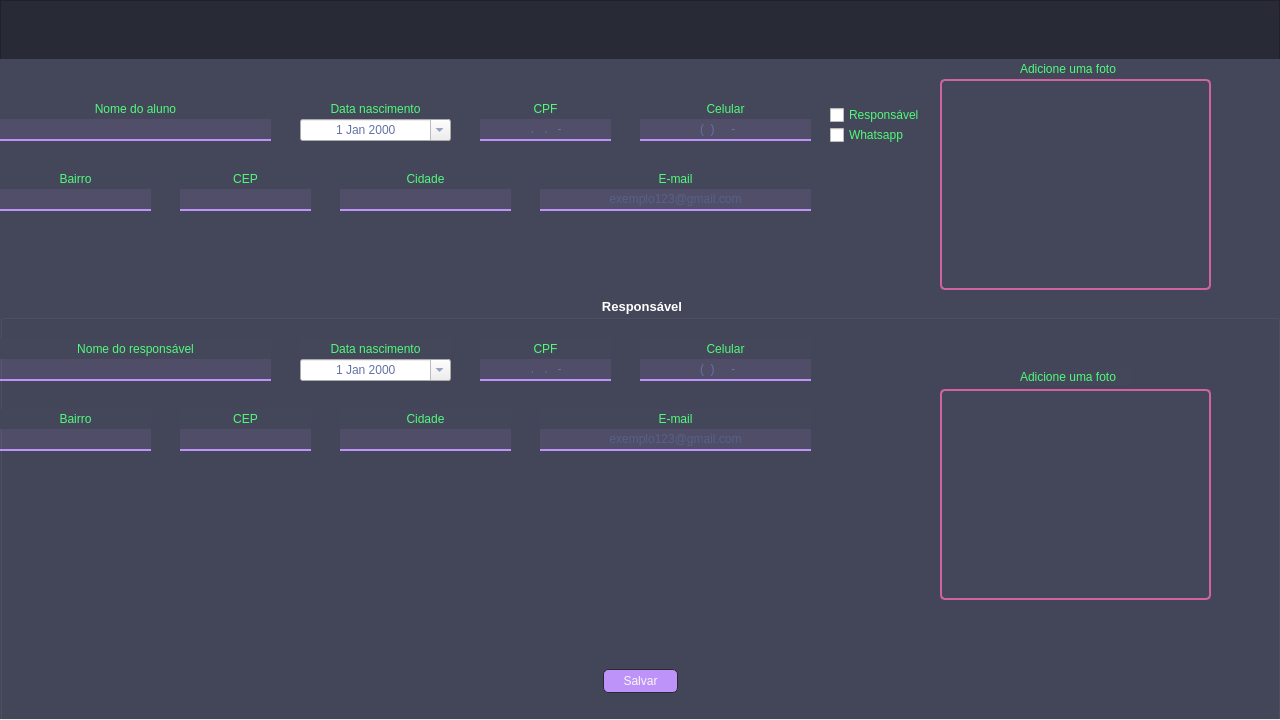
Qt form src/ui/aluno.ui (Vi-n1/VGymSystem) before a commit.
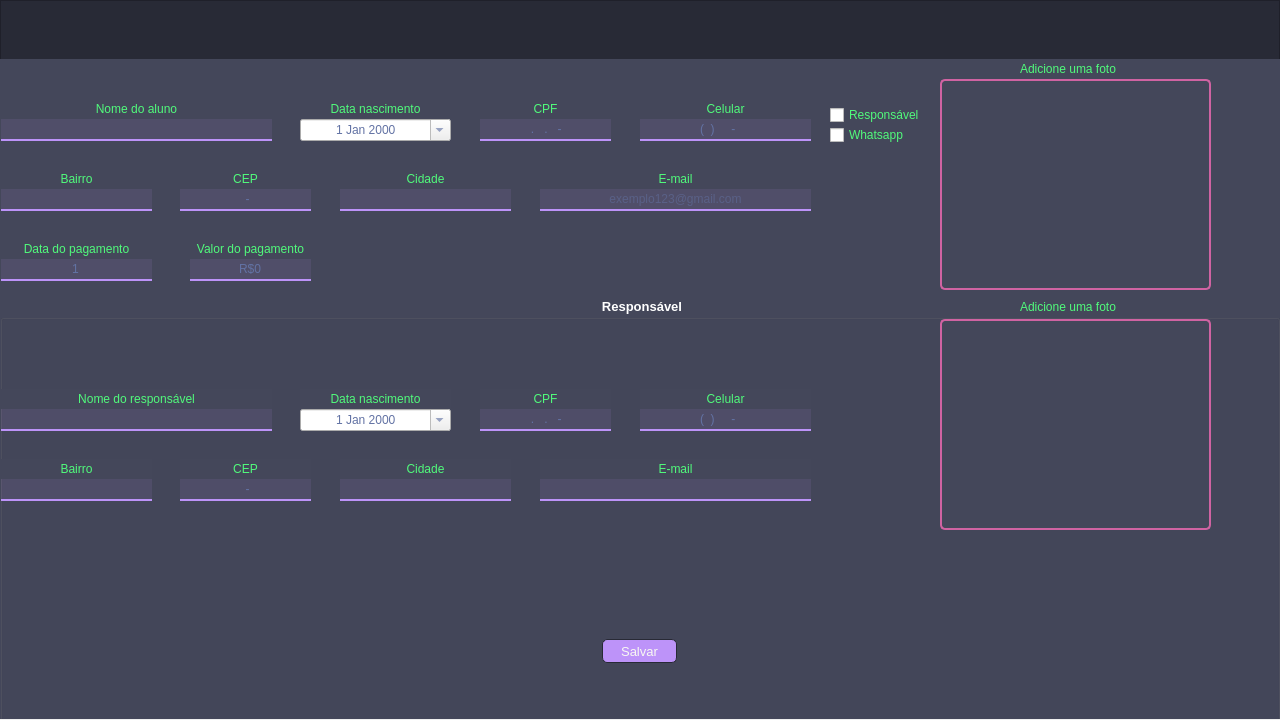
The same form after that commit. The open tabs and pages were chosen to show the change. Icons and pictures are not drawn.

```diff
--- a/src/ui/aluno.ui
+++ b/src/ui/aluno.ui
@@ -261,7 +261,7 @@
 	border: 2px solid rgb(40, 42, 54);
 	background-color: rgb(173, 82, 135);
 }
-QLineEdit{
+QLineEdit, QSpinBox{
 	font: 700 10pt &quot;Arial&quot;;
 	color: rgb(98, 114, 164);
 	border: none;
@@ -384,7 +384,7 @@
       <widget class="QLabel" name="label">
        <property name="geometry">
         <rect>
-         <x>0</x>
+         <x>1</x>
          <y>40</y>
          <width>271</width>
          <height>20</height>
@@ -400,7 +400,7 @@
       <widget class="QLineEdit" name="le_nome_aluno">
        <property name="geometry">
         <rect>
-         <x>0</x>
+         <x>1</x>
          <y>60</y>
          <width>271</width>
          <height>22</height>
@@ -604,7 +604,7 @@
       <widget class="QLabel" name="label_7">
        <property name="geometry">
         <rect>
-         <x>0</x>
+         <x>1</x>
          <y>110</y>
          <width>151</width>
          <height>20</height>
@@ -620,7 +620,7 @@
       <widget class="QLineEdit" name="le_bairro_aluno">
        <property name="geometry">
         <rect>
-         <x>0</x>
+         <x>1</x>
          <y>130</y>
          <width>151</width>
          <height>22</height>
@@ -656,7 +656,7 @@
         </rect>
        </property>
        <property name="inputMask">
-        <string>99999999</string>
+        <string>99999-999</string>
        </property>
        <property name="alignment">
         <set>Qt::AlignCenter</set>
@@ -729,7 +729,7 @@
          <x>0</x>
          <y>240</y>
          <width>1280</width>
-         <height>421</height>
+         <height>422</height>
         </rect>
        </property>
        <property name="font">
@@ -756,8 +756,8 @@
        <widget class="QLabel" name="label_11">
         <property name="geometry">
          <rect>
-          <x>0</x>
-          <y>40</y>
+          <x>1</x>
+          <y>90</y>
           <width>271</width>
           <height>20</height>
          </rect>
@@ -773,7 +773,7 @@
         <property name="geometry">
          <rect>
           <x>300</x>
-          <y>40</y>
+          <y>90</y>
           <width>151</width>
           <height>20</height>
          </rect>
@@ -789,7 +789,7 @@
         <property name="geometry">
          <rect>
           <x>480</x>
-          <y>40</y>
+          <y>90</y>
           <width>131</width>
           <height>20</height>
          </rect>
@@ -805,7 +805,7 @@
         <property name="geometry">
          <rect>
           <x>640</x>
-          <y>40</y>
+          <y>90</y>
           <width>171</width>
           <height>20</height>
          </rect>
@@ -817,27 +817,11 @@
          <set>Qt::AlignCenter</set>
         </property>
        </widget>
-       <widget class="QLineEdit" name="le_nome_responsavel">
-        <property name="enabled">
-         <bool>true</bool>
-        </property>
-        <property name="geometry">
-         <rect>
-          <x>0</x>
-          <y>60</y>
-          <width>271</width>
-          <height>22</height>
-         </rect>
-        </property>
-        <property name="alignment">
-         <set>Qt::AlignCenter</set>
-        </property>
-       </widget>
        <widget class="QLabel" name="label_16">
         <property name="geometry">
          <rect>
-          <x>0</x>
-          <y>110</y>
+          <x>1</x>
+          <y>160</y>
           <width>151</width>
           <height>20</height>
          </rect>
@@ -853,7 +837,7 @@
         <property name="geometry">
          <rect>
           <x>180</x>
-          <y>110</y>
+          <y>160</y>
           <width>131</width>
           <height>20</height>
          </rect>
@@ -869,7 +853,7 @@
         <property name="geometry">
          <rect>
           <x>340</x>
-          <y>110</y>
+          <y>160</y>
           <width>171</width>
           <height>20</height>
          </rect>
@@ -881,14 +865,96 @@
          <set>Qt::AlignCenter</set>
         </property>
        </widget>
+       <widget class="QLabel" name="label_19">
+        <property name="geometry">
+         <rect>
+          <x>540</x>
+          <y>160</y>
+          <width>271</width>
+          <height>20</height>
+         </rect>
+        </property>
+        <property name="text">
+         <string>E-mail</string>
+        </property>
+        <property name="alignment">
+         <set>Qt::AlignCenter</set>
+        </property>
+       </widget>
+       <widget class="QLabel" name="l_foto_responsavel">
+        <property name="geometry">
+         <rect>
+          <x>940</x>
+          <y>20</y>
+          <width>271</width>
+          <height>211</height>
+         </rect>
+        </property>
+        <property name="text">
+         <string/>
+        </property>
+        <property name="scaledContents">
+         <bool>true</bool>
+        </property>
+       </widget>
+       <widget class="QPushButton" name="pb_ad_foto_responsavel">
+        <property name="enabled">
+         <bool>true</bool>
+        </property>
+        <property name="geometry">
+         <rect>
+          <x>940</x>
+          <y>20</y>
+          <width>271</width>
+          <height>211</height>
+         </rect>
+        </property>
+        <property name="toolTip">
+         <string>Click para adicionar uma foto</string>
+        </property>
+        <property name="styleSheet">
+         <string notr="true">QPushButton{
+	border-radius: 5%;
+	border: 2px solid  rgb(208, 99, 162);
+	background-color: rgba(0, 0, 0, 0);
+}
+</string>
+        </property>
+        <property name="text">
+         <string/>
+        </property>
+       </widget>
+       <widget class="QLabel" name="label_15">
+        <property name="geometry">
+         <rect>
+          <x>1020</x>
+          <y>0</y>
+          <width>111</width>
+          <height>16</height>
+         </rect>
+        </property>
+        <property name="text">
+         <string>Adicione uma foto</string>
+        </property>
+       </widget>
+       <widget class="QLineEdit" name="le_nome_responsavel">
+        <property name="geometry">
+         <rect>
+          <x>1</x>
+          <y>110</y>
+          <width>271</width>
+          <height>22</height>
+         </rect>
+        </property>
+        <property name="alignment">
+         <set>Qt::AlignCenter</set>
+        </property>
+       </widget>
        <widget class="QDateEdit" name="de_data_nascimento_responsavel">
-        <property name="enabled">
-         <bool>true</bool>
-        </property>
         <property name="geometry">
          <rect>
           <x>300</x>
-          <y>60</y>
+          <y>110</y>
           <width>151</width>
           <height>22</height>
          </rect>
@@ -896,14 +962,14 @@
         <property name="alignment">
          <set>Qt::AlignCenter</set>
         </property>
-        <property name="buttonSymbols">
-         <enum>QAbstractSpinBox::UpDownArrows</enum>
+        <property name="accelerated">
+         <bool>false</bool>
         </property>
         <property name="maximumDate">
          <date>
           <year>2013</year>
-          <month>1</month>
-          <day>2</day>
+          <month>12</month>
+          <day>30</day>
          </date>
         </property>
         <property name="minimumDate">
@@ -918,13 +984,10 @@
         </property>
        </widget>
        <widget class="QLineEdit" name="le_cpf_responsavel">
-        <property name="enabled">
-         <bool>true</bool>
-        </property>
         <property name="geometry">
          <rect>
           <x>480</x>
-          <y>60</y>
+          <y>110</y>
           <width>131</width>
           <height>22</height>
          </rect>
@@ -940,13 +1003,10 @@
         </property>
        </widget>
        <widget class="QLineEdit" name="le_celular_responsavel">
-        <property name="enabled">
-         <bool>true</bool>
-        </property>
         <property name="geometry">
          <rect>
           <x>640</x>
-          <y>60</y>
+          <y>110</y>
           <width>171</width>
           <height>22</height>
          </rect>
@@ -959,13 +1019,10 @@
         </property>
        </widget>
        <widget class="QLineEdit" name="le_bairro_responsavel">
-        <property name="enabled">
-         <bool>true</bool>
-        </property>
         <property name="geometry">
          <rect>
-          <x>0</x>
-          <y>130</y>
+          <x>1</x>
+          <y>180</y>
           <width>151</width>
           <height>22</height>
          </rect>
@@ -975,13 +1032,10 @@
         </property>
        </widget>
        <widget class="QLineEdit" name="le_cep_responsavel">
-        <property name="enabled">
-         <bool>true</bool>
-        </property>
         <property name="geometry">
          <rect>
           <x>180</x>
-          <y>130</y>
+          <y>180</y>
           <width>131</width>
           <height>22</height>
          </rect>
@@ -990,20 +1044,17 @@
          <set>Qt::ImhNone</set>
         </property>
         <property name="inputMask">
-         <string>99999999</string>
+         <string>99999-999</string>
         </property>
         <property name="alignment">
          <set>Qt::AlignCenter</set>
         </property>
        </widget>
        <widget class="QLineEdit" name="le_cidade_responsavel">
-        <property name="enabled">
-         <bool>true</bool>
-        </property>
         <property name="geometry">
          <rect>
           <x>340</x>
-          <y>130</y>
+          <y>180</y>
           <width>171</width>
           <height>22</height>
          </rect>
@@ -1012,106 +1063,34 @@
          <set>Qt::AlignCenter</set>
         </property>
        </widget>
-       <widget class="QLabel" name="label_19">
-        <property name="geometry">
-         <rect>
-          <x>540</x>
-          <y>110</y>
-          <width>271</width>
-          <height>20</height>
-         </rect>
-        </property>
-        <property name="text">
-         <string>E-mail</string>
-        </property>
-        <property name="alignment">
-         <set>Qt::AlignCenter</set>
-        </property>
-       </widget>
        <widget class="QLineEdit" name="le_email_responsavel">
-        <property name="enabled">
-         <bool>true</bool>
-        </property>
         <property name="geometry">
          <rect>
           <x>540</x>
-          <y>130</y>
+          <y>180</y>
           <width>271</width>
           <height>22</height>
          </rect>
         </property>
         <property name="alignment">
          <set>Qt::AlignCenter</set>
-        </property>
-        <property name="placeholderText">
-         <string>exemplo123@gmail.com</string>
-        </property>
-       </widget>
-       <widget class="QLabel" name="l_foto_responsavel">
-        <property name="geometry">
-         <rect>
-          <x>940</x>
-          <y>90</y>
-          <width>271</width>
-          <height>211</height>
-         </rect>
-        </property>
-        <property name="text">
-         <string/>
-        </property>
-        <property name="scaledContents">
-         <bool>true</bool>
-        </property>
-       </widget>
-       <widget class="QPushButton" name="pb_ad_foto_responsavel">
-        <property name="enabled">
-         <bool>true</bool>
-        </property>
-        <property name="geometry">
-         <rect>
-          <x>940</x>
-          <y>90</y>
-          <width>271</width>
-          <height>211</height>
-         </rect>
-        </property>
-        <property name="toolTip">
-         <string>Click para adicionar uma foto</string>
-        </property>
-        <property name="styleSheet">
-         <string notr="true">QPushButton{
-	border-radius: 5%;
-	border: 2px solid  rgb(208, 99, 162);
-	background-color: rgba(0, 0, 0, 0);
-}
-</string>
-        </property>
-        <property name="text">
-         <string/>
-        </property>
-       </widget>
-       <widget class="QLabel" name="label_15">
-        <property name="geometry">
-         <rect>
-          <x>1020</x>
-          <y>70</y>
-          <width>111</width>
-          <height>16</height>
-         </rect>
-        </property>
-        <property name="text">
-         <string>Adicione uma foto</string>
         </property>
        </widget>
        <widget class="QPushButton" name="pb_salvar_dados">
         <property name="geometry">
          <rect>
-          <x>603</x>
-          <y>370</y>
+          <x>602</x>
+          <y>340</y>
           <width>75</width>
           <height>24</height>
          </rect>
         </property>
+        <property name="font">
+         <font>
+          <family>Arial</family>
+          <pointsize>10</pointsize>
+         </font>
+        </property>
         <property name="text">
          <string>Salvar</string>
         </property>
@@ -1150,6 +1129,82 @@
         <string>Adicione uma foto</string>
        </property>
       </widget>
+      <widget class="QLabel" name="label_22">
+       <property name="geometry">
+        <rect>
+         <x>1</x>
+         <y>180</y>
+         <width>151</width>
+         <height>20</height>
+        </rect>
+       </property>
+       <property name="text">
+        <string>Data do pagamento</string>
+       </property>
+       <property name="alignment">
+        <set>Qt::AlignCenter</set>
+       </property>
+      </widget>
+      <widget class="QSpinBox" name="sb_data_pagamento">
+       <property name="geometry">
+        <rect>
+         <x>1</x>
+         <y>200</y>
+         <width>151</width>
+         <height>22</height>
+        </rect>
+       </property>
+       <property name="alignment">
+        <set>Qt::AlignCenter</set>
+       </property>
+       <property name="buttonSymbols">
+        <enum>QAbstractSpinBox::NoButtons</enum>
+       </property>
+       <property name="minimum">
+        <number>1</number>
+       </property>
+       <property name="maximum">
+        <number>30</number>
+       </property>
+      </widget>
+      <widget class="QLabel" name="label_23">
+       <property name="geometry">
+        <rect>
+         <x>190</x>
+         <y>180</y>
+         <width>121</width>
+         <height>20</height>
+        </rect>
+       </property>
+       <property name="text">
+        <string>Valor do pagamento</string>
+       </property>
+       <property name="alignment">
+        <set>Qt::AlignCenter</set>
+       </property>
+      </widget>
+      <widget class="QSpinBox" name="sb_valor_pagamento">
+       <property name="geometry">
+        <rect>
+         <x>190</x>
+         <y>200</y>
+         <width>121</width>
+         <height>22</height>
+        </rect>
+       </property>
+       <property name="alignment">
+        <set>Qt::AlignCenter</set>
+       </property>
+       <property name="buttonSymbols">
+        <enum>QAbstractSpinBox::NoButtons</enum>
+       </property>
+       <property name="prefix">
+        <string>R$</string>
+       </property>
+       <property name="maximum">
+        <number>9999999</number>
+       </property>
+      </widget>
       <zorder>label</zorder>
       <zorder>le_nome_aluno</zorder>
       <zorder>label_2</zorder>
```
Left out of the diff: 140 changed lines with no effect on the pictures.
